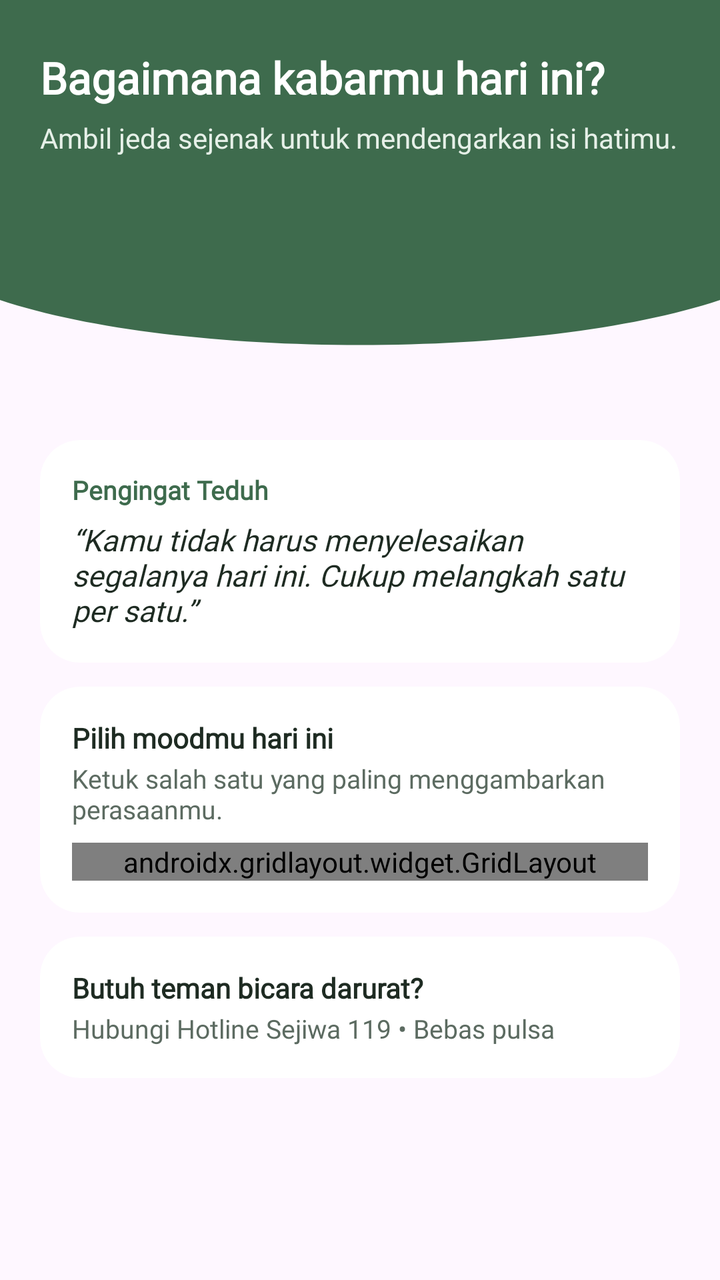
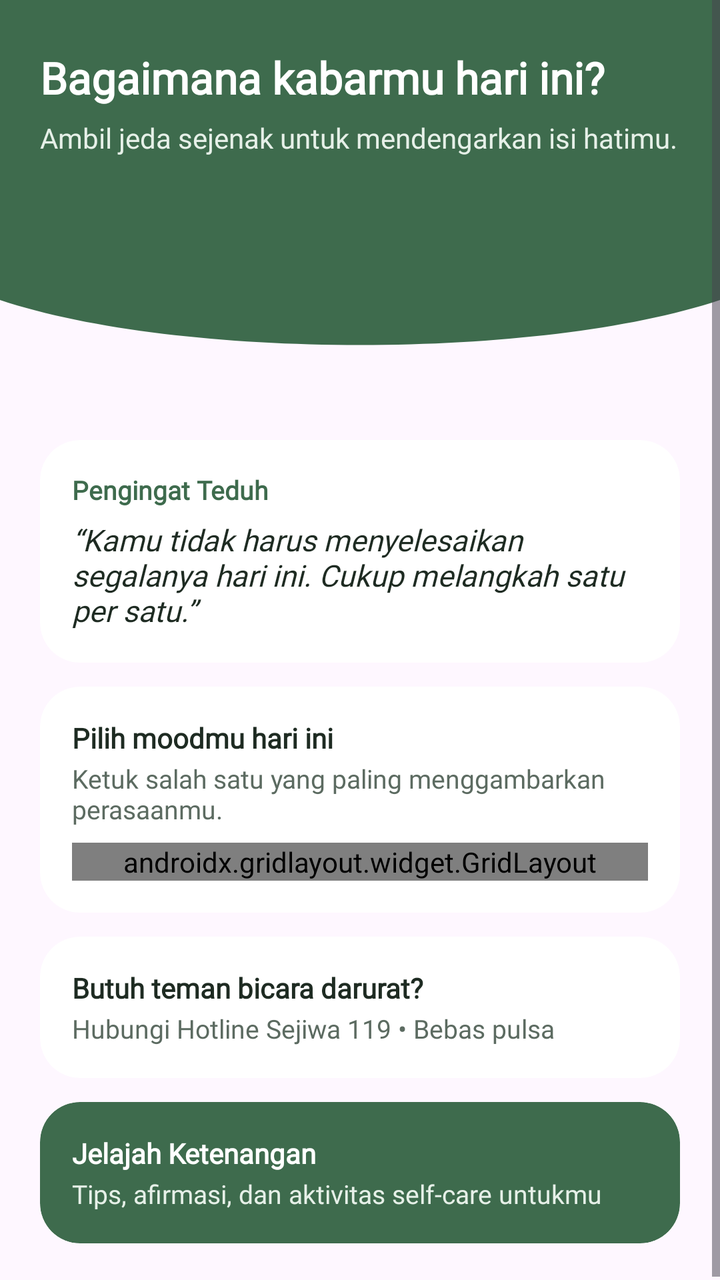

Compare the two renders of this Android layout. The source of the first and the diff that turns it into the second are given below.
<!-- AndroidManifest.xml: application theme Theme.Tommy_3TIB -->
<!-- res/layout/fragment_berandafragment.xml -->
<?xml version="1.0" encoding="utf-8"?>
<ScrollView xmlns:android="http://schemas.android.com/apk/res/android"
    xmlns:app="http://schemas.android.com/apk/res-auto"
    xmlns:tools="http://schemas.android.com/tools"
    android:layout_width="match_parent"
    android:layout_height="wrap_content"
    android:fillViewport="true"
    tools:context=".BerandaFragment">

    <LinearLayout
        android:layout_width="match_parent"
        android:layout_height="wrap_content"
        android:orientation="vertical">

        
        <FrameLayout
            android:layout_width="match_parent"
            android:layout_height="wrap_content">

            <View
                android:id="@+id/background_header"
                android:layout_width="match_parent"
                android:layout_height="200dp"
                android:background="@drawable/bg_header_wave" />

            <LinearLayout
                android:layout_width="match_parent"
                android:layout_height="wrap_content"
                android:orientation="vertical"
                android:paddingStart="20dp"
                android:paddingTop="24dp"
                android:paddingEnd="20dp">

                <TextView
                    android:id="@+id/tvNama"
                    android:layout_width="wrap_content"
                    android:layout_height="wrap_content"
                    android:fontFamily="@font/pjakartaextrabold"
                    android:text="Bagaimana kabarmu hari ini?"
                    android:textColor="#FFFFFF"
                    android:textSize="22sp"
                    android:textStyle="bold" />

                <TextView
                    android:layout_width="wrap_content"
                    android:layout_height="wrap_content"
                    android:layout_marginTop="6dp"
                    android:fontFamily="@font/pjakartaregular"
                    android:text="Ambil jeda sejenak untuk mendengarkan isi hatimu."
                    android:textColor="#E6F0E8"
                    android:textSize="14sp" />
            </LinearLayout>
        </FrameLayout>

        
        <LinearLayout
            android:layout_width="match_parent"
            android:layout_height="wrap_content"
            android:orientation="vertical"
            android:padding="20dp">

            
            <com.google.android.material.card.MaterialCardView
                android:layout_width="match_parent"
                android:layout_height="wrap_content"
                app:cardBackgroundColor="#FFFFFF"
                app:cardCornerRadius="20dp"
                app:cardElevation="0dp"
                app:strokeWidth="0dp">

                <LinearLayout
                    android:layout_width="match_parent"
                    android:layout_height="wrap_content"
                    android:orientation="vertical"
                    android:padding="16dp">

                    <TextView
                        android:layout_width="wrap_content"
                        android:layout_height="wrap_content"
                        android:fontFamily="@font/pjakartabold"
                        android:text="Pengingat Teduh"
                        android:textColor="#3E6B4D"
                        android:textSize="13sp"
                        android:textStyle="bold" />

                    <TextView
                        android:layout_width="wrap_content"
                        android:layout_height="wrap_content"
                        android:layout_marginTop="6dp"
                        android:fontFamily="@font/pjakartaregular"
                        android:text="“Kamu tidak harus menyelesaikan segalanya hari ini. Cukup melangkah satu per satu.”"
                        android:textColor="#1E2B22"
                        android:textSize="15sp"
                        android:textStyle="italic" />
                </LinearLayout>
            </com.google.android.material.card.MaterialCardView>

            
            <com.google.android.material.card.MaterialCardView
                android:layout_width="match_parent"
                android:layout_height="wrap_content"
                android:layout_marginTop="12dp"
                app:cardBackgroundColor="#FFFFFF"
                app:cardCornerRadius="20dp"
                app:cardElevation="0dp"
                app:strokeWidth="0dp">

                <LinearLayout
                    android:layout_width="match_parent"
                    android:layout_height="wrap_content"
                    android:orientation="vertical"
                    android:padding="16dp">

                    <TextView
                        android:layout_width="wrap_content"
                        android:layout_height="wrap_content"
                        android:fontFamily="@font/pjakartabold"
                        android:text="Pilih moodmu hari ini"
                        android:textColor="#1E2B22"
                        android:textSize="14sp"
                        android:textStyle="bold" />

                    <TextView
                        android:layout_width="wrap_content"
                        android:layout_height="wrap_content"
                        android:layout_marginTop="2dp"
                        android:fontFamily="@font/pjakartaregular"
                        android:text="Ketuk salah satu yang paling menggambarkan perasaanmu."
                        android:textColor="#5C6B61"
                        android:textSize="13sp" />

                    <androidx.gridlayout.widget.GridLayout
                        android:id="@+id/gridMood"
                        android:layout_width="match_parent"
                        android:layout_height="wrap_content"
                        android:layout_marginTop="8dp"
                        app:columnCount="3"
                        app:useDefaultMargins="true">

                        <com.google.android.material.button.MaterialButton
                            android:id="@+id/btnMoodSenang"
                            style="@style/Widget.Material3.Button.TonalButton"
                            android:layout_width="0dp"
                            android:layout_height="wrap_content"
                            android:maxLines="1"
                            android:paddingHorizontal="8dp"
                            android:text="😊 Senang"
                            android:textColor="#1E2B22"
                            android:textSize="13sp"
                            app:backgroundTint="#E6F0E8"
                            app:layout_columnWeight="1"
                            app:layout_gravity="fill_horizontal" />

                        <com.google.android.material.button.MaterialButton
                            android:id="@+id/btnMoodTenang"
                            style="@style/Widget.Material3.Button.TonalButton"
                            android:layout_width="0dp"
                            android:layout_height="wrap_content"
                            android:maxLines="1"
                            android:paddingHorizontal="8dp"
                            android:text="😌 Tenang"
                            android:textColor="#1E2B22"
                            android:textSize="13sp"
                            app:backgroundTint="#E6F0E8"
                            app:layout_columnWeight="1"
                            app:layout_gravity="fill_horizontal" />

                        <com.google.android.material.button.MaterialButton
                            android:id="@+id/btnMoodBiasa"
                            style="@style/Widget.Material3.Button.TonalButton"
                            android:layout_width="0dp"
                            android:layout_height="wrap_content"
                            android:maxLines="1"
                            android:paddingHorizontal="8dp"
                            android:text="😐 Biasa"
                            android:textColor="#1E2B22"
                            android:textSize="13sp"
                            app:backgroundTint="#E6F0E8"
                            app:layout_columnWeight="1"
                            app:layout_gravity="fill_horizontal" />

                        <com.google.android.material.button.MaterialButton
                            android:id="@+id/btnMoodCemas"
                            style="@style/Widget.Material3.Button.TonalButton"
                            android:layout_width="0dp"
                            android:layout_height="wrap_content"
                            android:maxLines="1"
                            android:paddingHorizontal="8dp"
                            android:text="😰 Cemas"
                            android:textColor="#1E2B22"
                            android:textSize="13sp"
                            app:backgroundTint="#E6F0E8"
                            app:layout_columnWeight="1"
                            app:layout_gravity="fill_horizontal" />

                        <com.google.android.material.button.MaterialButton
                            android:id="@+id/btnMoodSedih"
                            style="@style/Widget.Material3.Button.TonalButton"
                            android:layout_width="0dp"
                            android:layout_height="wrap_content"
                            android:maxLines="1"
                            android:paddingHorizontal="8dp"
                            android:text="😔 Sedih"
                            android:textColor="#1E2B22"
                            android:textSize="13sp"
                            app:backgroundTint="#E6F0E8"
                            app:layout_columnWeight="1"
                            app:layout_gravity="fill_horizontal" />

                        <com.google.android.material.button.MaterialButton
                            android:id="@+id/btnMoodLelah"
                            style="@style/Widget.Material3.Button.TonalButton"
                            android:layout_width="0dp"
                            android:layout_height="wrap_content"
                            android:maxLines="1"
                            android:paddingHorizontal="8dp"
                            android:text="😴 Lelah"
                            android:textColor="#1E2B22"
                            android:textSize="13sp"
                            app:backgroundTint="#E6F0E8"
                            app:layout_columnWeight="1"
                            app:layout_gravity="fill_horizontal" />
                    </androidx.gridlayout.widget.GridLayout>
                </LinearLayout>
            </com.google.android.material.card.MaterialCardView>

            
            <com.google.android.material.card.MaterialCardView
                android:layout_width="match_parent"
                android:layout_height="wrap_content"
                android:layout_marginTop="12dp"
                app:cardBackgroundColor="#FFFFFF"
                app:cardCornerRadius="20dp"
                app:cardElevation="0dp"
                app:strokeWidth="0dp">

                <LinearLayout
                    android:layout_width="match_parent"
                    android:layout_height="wrap_content"
                    android:orientation="vertical"
                    android:padding="16dp">

                    <TextView
                        android:layout_width="wrap_content"
                        android:layout_height="wrap_content"
                        android:fontFamily="@font/pjakartabold"
                        android:text="Butuh teman bicara darurat?"
                        android:textColor="#1E2B22"
                        android:textSize="14sp"
                        android:textStyle="bold" />

                    <TextView
                        android:layout_width="wrap_content"
                        android:layout_height="wrap_content"
                        android:layout_marginTop="2dp"
                        android:fontFamily="@font/pjakartaregular"
                        android:text="Hubungi Hotline Sejiwa 119 • Bebas pulsa"
                        android:textColor="#5C6B61"
                        android:textSize="13sp" />
                </LinearLayout>
            </com.google.android.material.card.MaterialCardView>
        </LinearLayout>
    </LinearLayout>
</ScrollView>
<!-- resources referenced by this layout -->
<resources>
  <!-- drawable bg_header_wave (drawable) -->
  <vector xmlns:android="http://schemas.android.com/apk/res/android"
      android:width="100dp"
      android:height="100dp"
      android:viewportWidth="100"
      android:viewportHeight="100">
      <path
          android:fillColor="@color/tenang_green"
          android:pathData="M0,0 L100,0 L100,75 C75,90 25,90 0,75 Z" />
  </vector>
  <style name="Theme.Tommy_3TIB" parent="Base.Theme.Tommy_3TIB" />
  <color name="tenang_green">#3E6B4D</color>
  <style name="Base.Theme.Tommy_3TIB" parent="Theme.Material3.DayNight.NoActionBar">
          
          
      </style>
</resources>

<!-- the commit's change to res/layout/fragment_berandafragment.xml (unified diff, before → after) -->
@@ -259,6 +259,44 @@
                         android:textSize="13sp" />
                 </LinearLayout>
             </com.google.android.material.card.MaterialCardView>
+
+            <com.google.android.material.card.MaterialCardView
+                android:id="@+id/cardJelajah"
+                android:layout_width="match_parent"
+                android:layout_height="wrap_content"
+                android:layout_marginTop="12dp"
+                android:clickable="true"
+                android:focusable="true"
+                app:cardBackgroundColor="#3E6B4D"
+                app:cardCornerRadius="20dp"
+                app:cardElevation="0dp"
+                app:strokeWidth="0dp">
+
+                <LinearLayout
+                    android:layout_width="match_parent"
+                    android:layout_height="wrap_content"
+                    android:orientation="vertical"
+                    android:padding="16dp">
+
+                    <TextView
+                        android:layout_width="wrap_content"
+                        android:layout_height="wrap_content"
+                        android:fontFamily="@font/pjakartabold"
+                        android:text="Jelajah Ketenangan"
+                        android:textColor="#FFFFFF"
+                        android:textSize="14sp"
+                        android:textStyle="bold" />
+
+                    <TextView
+                        android:layout_width="wrap_content"
+                        android:layout_height="wrap_content"
+                        android:layout_marginTop="2dp"
+                        android:fontFamily="@font/pjakartaregular"
+                        android:text="Tips, afirmasi, dan aktivitas self-care untukmu"
+                        android:textColor="#E6F0E8"
+                        android:textSize="13sp" />
+                </LinearLayout>
+            </com.google.android.material.card.MaterialCardView>
         </LinearLayout>
     </LinearLayout>
 </ScrollView>
